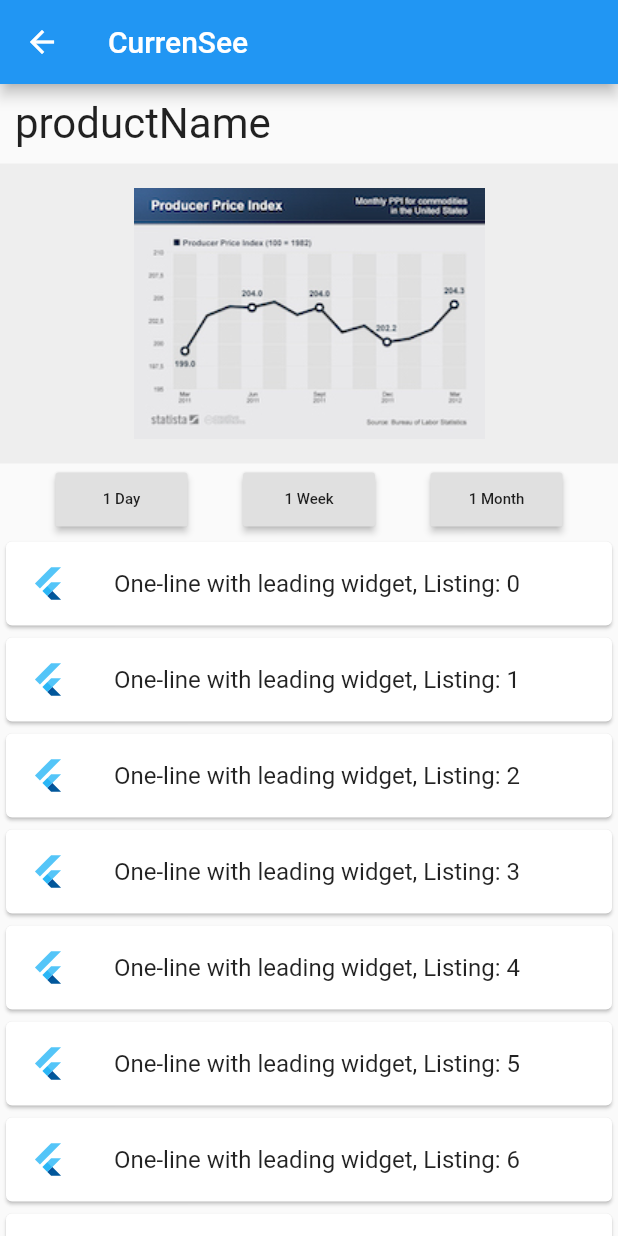
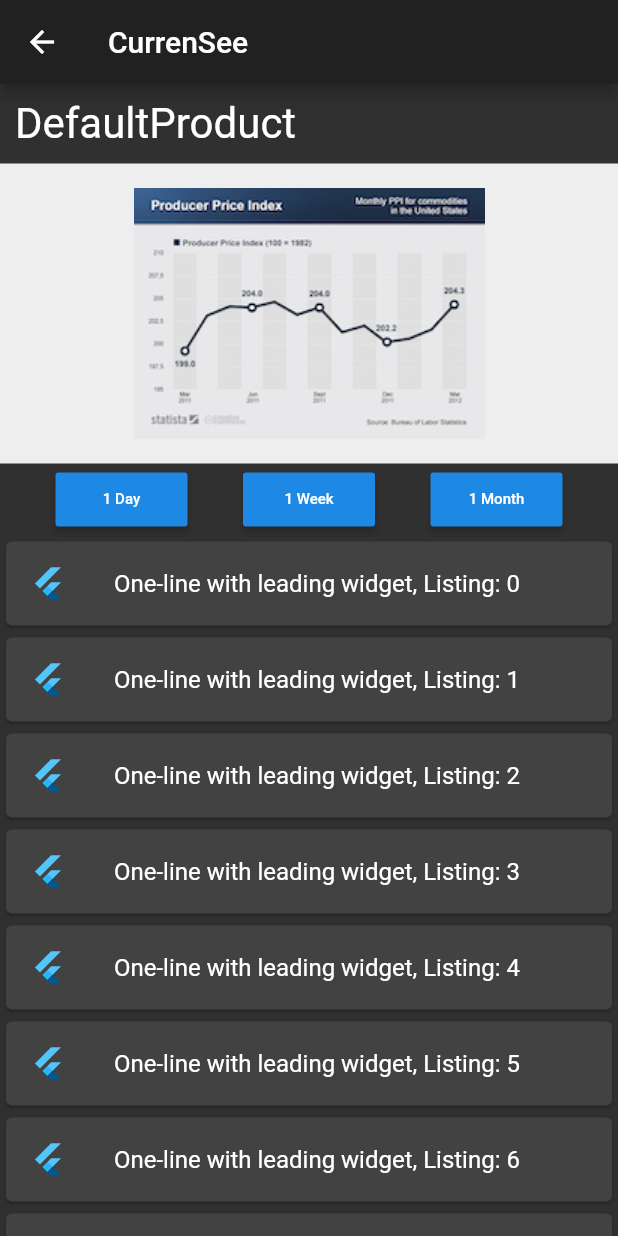
Before and after one commit to labusaid/HackUTD2021, a Flutter app: the screen it shows after launch, after a tap on "Product1", on a phone screen of 412 x 824 dp. Run offline on Flutter 3.47's test engine with Material 2 defaults, Android fonts, the phone set to English and light mode, and no system bars; our stand-ins replace auto_size_text, charts_flutter, google_fonts; missing offline and left inert: dart:ffi.

Commit message:
UI tuning

```diff
--- a/currensee/lib/main.dart
+++ b/currensee/lib/main.dart
@@ -20,13 +20,15 @@ class MyApp extends StatelessWidget {
     return MaterialApp(
       title: 'CurrenSee',
       theme: ThemeData(
+        brightness: Brightness.dark,
         primarySwatch: Colors.blue,
         visualDensity: VisualDensity.adaptivePlatformDensity,
+        accentColor: Colors.teal,
       ),
       initialRoute: '/',
       routes: {
         '/': (context) => MyHomePage(),
-        '/prodScreen': (context) => ProductScreen(),
+        '/prodScreen': (context) => ProductScreen('DefaultProduct'),
       },
     );
   }
--- a/currensee/lib/screens/myHomePage.dart
+++ b/currensee/lib/screens/myHomePage.dart
@@ -2,8 +2,8 @@ import 'package:flutter/material.dart';
 import 'package:currensee/models/listing.dart';
 import 'package:currensee/widgets/watchlistManip.dart';
 import 'package:currensee/widgets/watchlist.dart';
+import 'package:google_fonts/google_fonts.dart';
 import 'package:provider/provider.dart';
-
 
 class MyHomePage extends StatelessWidget {
   static const title = 'CurrenSee';
@@ -37,14 +37,22 @@ class MyHomePage extends StatelessWidget {
     return Scaffold(
       appBar: AppBar(
         title: Text(title),
+        /*actions: [
+          Image.asset('logo.png', width: 10, height: 10,)
+        ],*/
       ),
       body: Center(
         child: ListView(
           children: <Widget>[
             Text(
-              'This is the app\'s Home Page\n\n',
-              textAlign: TextAlign.center,
-              style: TextStyle(backgroundColor: Colors.teal, fontSize: 20),
+              '\n Your Reddit and eBay Trading Assitant.\n\n',
+              textAlign: TextAlign.left,
+              style: GoogleFonts.cabin(
+                  textStyle: TextStyle(
+                fontSize: 18,
+                color: Colors.blueAccent,
+
+              )),
             ),
             WatchlistManip(aWL.add, aWL.remove),
             Container(
--- a/currensee/lib/screens/productScreen.dart
+++ b/currensee/lib/screens/productScreen.dart
@@ -1,26 +1,33 @@
 import 'package:flutter/material.dart';
-import '../widgets/prNameHeader.dart';
-import '../widgets/graph.dart';
-import '../widgets/graphFilter.dart';
-import '../widgets/priceList.dart';
+import 'package:currensee/widgets/prNameHeader.dart';
+import 'package:currensee/widgets/graph.dart';
+import 'package:currensee/widgets/graphFilter.dart';
+import 'package:currensee/widgets/priceList.dart';
+import 'package:provider/provider.dart';
+import 'package:currensee/widgets/watchlist.dart';
 
 class ProductScreen extends StatelessWidget {
+  final String productName;
+
+  ProductScreen(this.productName);
+
   @override
   Widget build(BuildContext context) {
+    var aWL = Provider.of<WatchDict>(context, listen: false);
     return Scaffold(
       appBar: AppBar(
         title: Text('CurrenSee'),
         /*actions: [
           IconButton(
-            icon: const Icon(Icons.navigate_before),
-            tooltip: 'Return Home',
-            onPressed: () => {Navigator.pop(context)},
+            icon: const Icon(Icons.add),
+            tooltip: 'Add To Watchlist',
+            onPressed: () => {aWL.add(productName)},
           ),
         ],*/
       ),
       body: ListView(
         children: [
-          PrNameHeader('productName', 28),
+          PrNameHeader('$productName', 28),
           Graph(200),
           GraphFilter(),
           PriceList(),
--- a/currensee/lib/widgets/priceWatch.dart
+++ b/currensee/lib/widgets/priceWatch.dart
@@ -1,6 +1,8 @@
-import 'package:currensee/widgets/graph.dart';
 import 'package:flutter/material.dart';
 import '../screens/showDeleteConfirm.dart';
+import 'package:google_fonts/google_fonts.dart';
+import 'package:auto_size_text/auto_size_text.dart';
+import 'dart:math';
 
 class PriceWatch extends StatelessWidget {
   final String productName;
@@ -8,27 +10,54 @@ class PriceWatch extends StatelessWidget {
   String get priceString {
     return "\$" + price.toString();
   }
+  bool get priceRise {
+    Random x =  new Random();
+    return x.nextBool();
+  }
 
   PriceWatch(this.productName, this.price);
 
   @override
   Widget build(BuildContext context) {
+    bool riseInPrice = priceRise;
     return GestureDetector(
       onTap: () => {Navigator.pushNamed(context, '/prodScreen')},
-      onLongPress: (){
+      onLongPress: () {
         showAlertDialog(context, productName);
       },
-      child: Card(
-        child: Row(
-          children: [
-            Text(productName),
-            Graph(40),
-            FittedBox(fit: BoxFit.contain, child: Text(priceString))
-          ],
-          mainAxisAlignment: MainAxisAlignment.spaceEvenly,
+      child: Container(
+        height: 70,
+        child: Card(
+          child: Row(
+            children: [
+              Icon(Icons.devices_outlined, color: Colors.black87,),
+              Container(
+                  child: AutoSizeText(
+                    productName,
+                    style: GoogleFonts.lato(
+                      textStyle: TextStyle(color: Colors.black, fontSize: 15),
+                    ),
+                    maxLines: 1,
+                  ),
+                width: 75,
+              ),
+              FittedBox(
+                fit: BoxFit.contain,
+                child: Text(
+                  priceString,
+                  style:
+                      GoogleFonts.lato(textStyle: TextStyle(color: Colors.black)),
+                ),
+              ),
+              Icon(riseInPrice ? Icons.arrow_upward : Icons.arrow_downward, color: riseInPrice? Colors.lightGreen[900] : Colors.red),
+            ],
+            mainAxisAlignment: MainAxisAlignment.spaceEvenly,
+          ),
+          color: Colors.blue[300],
+          shadowColor: Colors.teal,
+          borderOnForeground: true,
 
         ),
-        color: Colors.blue,
       ),
     );
   }
--- a/currensee/lib/widgets/watchlistManip.dart
+++ b/currensee/lib/widgets/watchlistManip.dart
@@ -1,4 +1,8 @@
 import 'package:flutter/material.dart';
+import 'package:currensee/widgets/watchlist.dart';
+import 'package:google_fonts/google_fonts.dart';
+import 'package:provider/provider.dart';
+import 'package:auto_size_text/auto_size_text.dart';
 
 class WatchlistManip extends StatefulWidget {
   final Function a;
@@ -25,9 +29,17 @@ class _WatchlistManipState extends State<WatchlistManip> {
 
   @override
   Widget build(BuildContext context) {
+    var aWL = Provider.of<WatchDict>(context, listen: false);
+    var len = aWL.dict.length;
     return ListTile(
       title: Text(
-        'Watchlist\n',
+        'Watchlist',
+        style: GoogleFonts.lato(),
+      ),
+      subtitle: AutoSizeText(
+        '$len Items',
+        style: GoogleFonts.lato(),
+        maxLines: 1,
       ),
       trailing: IconButton(
           icon: Icon(Icons.add),
--- a/currensee/pubspec.yaml
+++ b/currensee/pubspec.yaml
@@ -23,8 +23,9 @@ environment:
 dependencies:
   flutter:
     sdk: flutter
-
+  google_fonts: ^1.1.1
   provider: ^4.3.3
+  auto_size_text: ^2.1.0
 
 
   # The following adds the Cupertino Icons font to your application.
```
Also changed, not shown: currensee/pubspec.lock, 3 other files.
